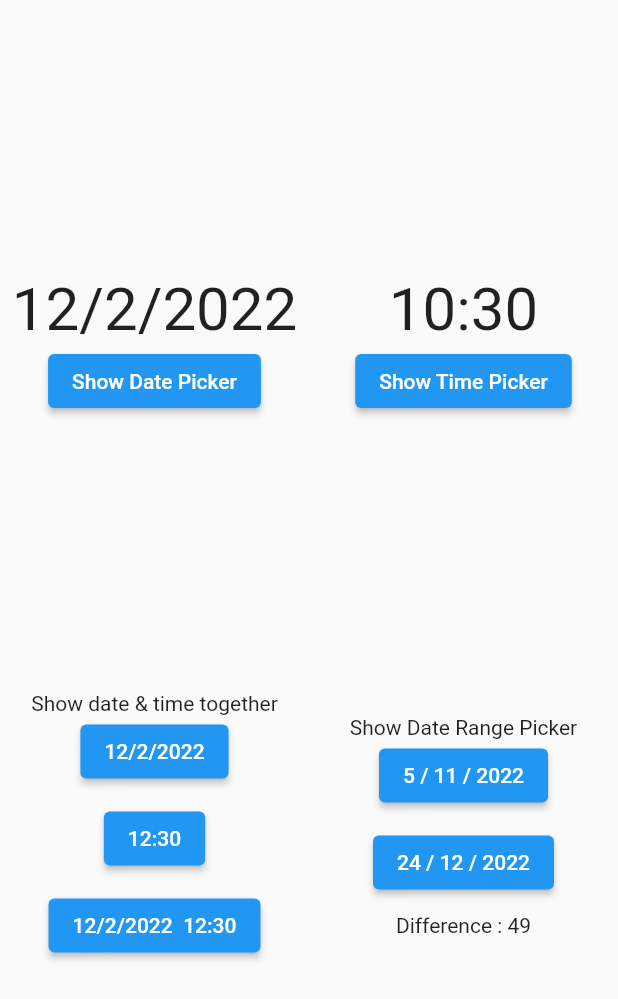
After one commit to ak19992017/mysample, a Flutter app: the MyCalender screen opened directly, on a phone screen of 412 x 824 dp. The commit adds this screen. Shown: the top 999 px of the screen. Run offline on Flutter 3.47's test engine with Material 2 defaults, Android fonts, the phone set to English and light mode, and no system bars.

Commit message:
added date time picker

```diff
--- a/lib/main.dart
+++ b/lib/main.dart
@@ -1,6 +1,7 @@
 import 'package:flutter/material.dart';
 import 'package:mysample/widgets/basic_animation/basic_animation.dart';
 import 'package:mysample/widgets/bottom_navigation_bar/bottom_navigation_bar.dart';
+import 'package:mysample/widgets/calender/calender.dart';
 import 'package:mysample/widgets/drawer/drawer.dart';
 import 'package:mysample/widgets/floating_action_button/floating_action_button.dart';
 import 'package:mysample/widgets/gradient/gradient.dart';
@@ -66,6 +67,9 @@ class MyApp extends StatelessWidget {
               ButtonAndWidget(title: 'Card widget', widget: MyCardWidget()),
               ButtonAndWidget(
                   title: 'Show/Hide on Scroll', widget: ShowHideOnScroll()),
+              ButtonAndWidget(
+                  title: 'Date Time DateTime DateTimerange Picker',
+                  widget: MyCalender()),
             ],
           ),
         ),
--- /dev/null
+++ b/lib/widgets/calender/calender.dart
@@ -0,0 +1,188 @@
+import 'package:flutter/material.dart';
+
+class MyCalender extends StatefulWidget {
+  const MyCalender({Key? key}) : super(key: key);
+
+  @override
+  State<MyCalender> createState() => _MyCalenderState();
+}
+
+class _MyCalenderState extends State<MyCalender> {
+  DateTime date = DateTime.now();
+
+  TimeOfDay time = TimeOfDay.now();
+
+  DateTime dateTime = DateTime(2022, 2, 12, 12, 30);
+
+  DateTimeRange dateRange = DateTimeRange(
+    start: DateTime(2022, 11, 5),
+    end: DateTime(2022, 12, 24),
+  );
+
+  @override
+  Widget build(BuildContext context) {
+    final hours = time.hour.toString().padLeft(2, '0');
+    final minutes = time.minute.toString().padLeft(2, '0');
+    return Scaffold(
+      body: Column(
+        mainAxisAlignment: MainAxisAlignment.spaceEvenly,
+        children: [
+          Row(
+            children: [
+              Expanded(
+                child: Column(
+                  children: [
+                    Text(
+                      '${date.day}/${date.month}/${date.year}',
+                      style: const TextStyle(fontSize: 40),
+                    ),
+                    ElevatedButton(
+                      child: const Text('Show Date Picker'),
+                      onPressed: () async {
+                        DateTime? newDate = await showDatePicker(
+                          context: context,
+                          initialDate: date,
+                          firstDate: DateTime(1900),
+                          lastDate: DateTime(2100),
+                        );
+
+                        if (newDate == null) return;
+                        setState(() => date = newDate);
+                      },
+                    )
+                  ],
+                ),
+              ),
+              Expanded(
+                child: Column(
+                  children: [
+                    Text(
+                      '$hours:$minutes',
+                      style: const TextStyle(fontSize: 40),
+                    ),
+                    ElevatedButton(
+                      child: const Text('Show Time Picker'),
+                      onPressed: () async {
+                        TimeOfDay? newTime = await showTimePicker(
+                          context: context,
+                          initialTime: time,
+                        );
+                        if (newTime == null) return;
+                        setState(() => time = newTime);
+                      },
+                    )
+                  ],
+                ),
+              ),
+            ],
+          ),
+          Row(
+            children: [
+              Expanded(
+                child: Column(
+                  children: [
+                    const Text('Show date & time together'),
+                    ElevatedButton(
+                      child: Text(
+                          '${dateTime.day}/${dateTime.month}/${dateTime.year}'),
+                      onPressed: () async {
+                        DateTime? d = await pickDate(context);
+                        if (d == null) return;
+                        setState(
+                          () => dateTime = DateTime(d.year, d.month, d.day,
+                              dateTime.hour, dateTime.minute),
+                        );
+                      },
+                    ),
+                    const SizedBox(height: 10),
+                    ElevatedButton(
+                      child: Text('${dateTime.hour}:${dateTime.minute}'),
+                      onPressed: () async {
+                        TimeOfDay? t = await pickTime(context);
+                        if (t == null) return;
+                        setState(
+                          () => dateTime = DateTime(dateTime.year,
+                              dateTime.month, dateTime.day, t.hour, t.minute),
+                        );
+                      },
+                    ),
+                    const SizedBox(height: 10),
+                    ElevatedButton(
+                      child: Text(
+                          '${dateTime.day}/${dateTime.month}/${dateTime.year}  ${dateTime.hour}:${dateTime.minute}'),
+                      onPressed: () {
+                        pickDateTime(context);
+                      },
+                    )
+                  ],
+                ),
+              ),
+              Expanded(
+                child: Column(
+                  children: [
+                    const Text('Show Date Range Picker'),
+                    ElevatedButton(
+                      child: Text(
+                          '${dateRange.start.day} / ${dateRange.start.month} / ${dateRange.start.year}'),
+                      onPressed: () => pickDateRange(context),
+                    ),
+                    const SizedBox(height: 10),
+                    ElevatedButton(
+                      child: Text(
+                          '${dateRange.end.day} / ${dateRange.end.month} / ${dateRange.end.year}'),
+                      onPressed: () => pickDateRange(context),
+                    ),
+                    const SizedBox(height: 10),
+                    Text('Difference : ${dateRange.duration.inDays}'),
+                  ],
+                ),
+              ),
+            ],
+          ),
+        ],
+      ),
+    );
+  }
+
+  Future pickDateRange(BuildContext context) async {
+    DateTimeRange? newDateRange = await showDateRangePicker(
+      context: context,
+      firstDate: DateTime(1900),
+      lastDate: DateTime(2100),
+    );
+
+    if (newDateRange == null) return;
+    setState(() {
+      dateRange = newDateRange;
+    });
+  }
+
+  Future<TimeOfDay?> pickTime(context) {
+    return showTimePicker(
+      context: context,
+      initialTime: TimeOfDay(hour: dateTime.hour, minute: dateTime.minute),
+    );
+  }
+
+  Future<DateTime?> pickDate(context) {
+    return showDatePicker(
+      context: context,
+      initialDate: dateTime,
+      firstDate: DateTime(1900),
+      lastDate: DateTime(2100),
+    );
+  }
+
+  Future pickDateTime(context) async {
+    DateTime? date = await pickDate(context);
+    if (date == null) return;
+
+    TimeOfDay? time = await pickTime(context);
+    if (time == null) return;
+
+    setState(() {
+      dateTime =
+          DateTime(date.year, date.month, date.day, time.hour, time.minute);
+    });
+  }
+}
--- a/lib/widgets/staggered_animation/staggered_animation.dart
+++ b/lib/widgets/staggered_animation/staggered_animation.dart
@@ -1,5 +1,4 @@
 import 'dart:math';
-
 import 'package:flutter/material.dart';
 
 class MyStaggeredAnimation extends StatefulWidget {
```
Also changed, not shown: pubspec.lock.
